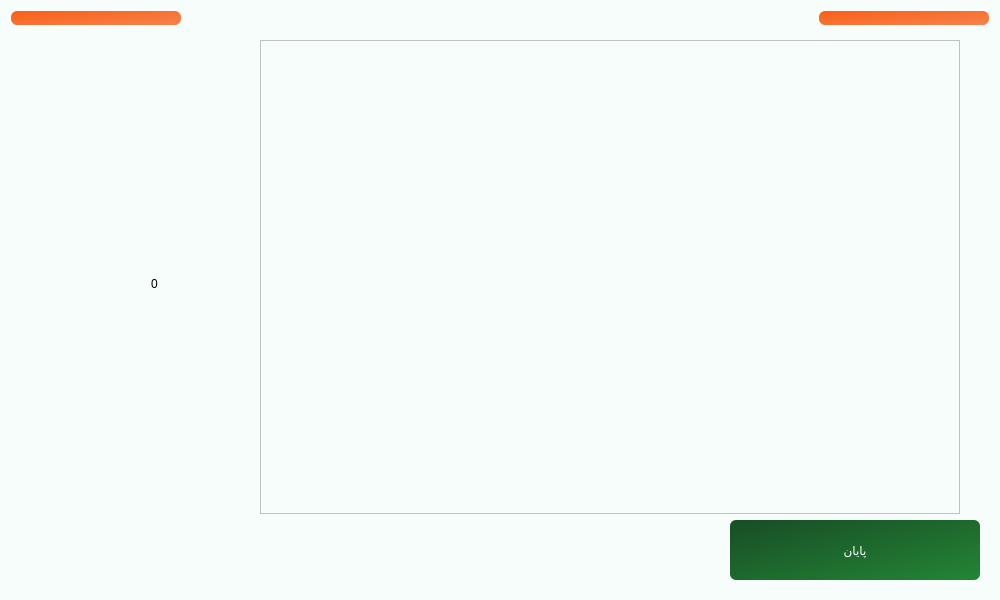
Qt form main.ui (Farazist/raspberrypi-app) before a commit.
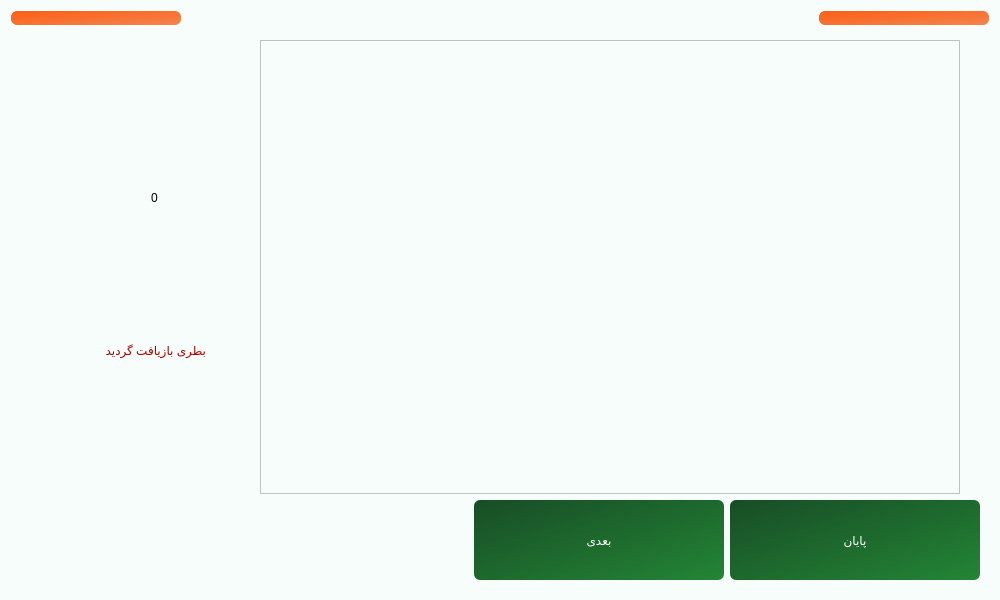
The same form after that commit. Icons and pictures are not drawn.

Commit message: manual next btn - resized widgets - fonts

Patch:
```diff
--- a/main.ui
+++ b/main.ui
@@ -1830,6 +1830,17 @@
              </property>
             </widget>
            </item>
+           <item alignment="Qt::AlignHCenter|Qt::AlignTop">
+            <widget class="QLabel" name="lblRecycledDone">
+             <property name="styleSheet">
+              <string notr="true">font: 32pt &quot;IRANSans&quot;;
+color: rgb(170, 0, 0);</string>
+             </property>
+             <property name="text">
+              <string>بطری بازیافت گردید</string>
+             </property>
+            </widget>
+           </item>
           </layout>
          </item>
          <item>
@@ -1846,6 +1857,10 @@
              <height>16777215</height>
             </size>
            </property>
+           <property name="styleSheet">
+            <string notr="true">
+QScrollBar:vertical { width: 40px;background-color: qlineargradient(x1:0, y1:0, x2:1, y2:1, stop:0 #184d26, stop:1 #238535);; }</string>
+           </property>
            <property name="widgetResizable">
             <bool>true</bool>
            </property>
@@ -1854,8 +1869,8 @@
              <rect>
               <x>0</x>
               <y>0</y>
-              <width>698</width>
-              <height>382</height>
+              <width>526</width>
+              <height>368</height>
              </rect>
             </property>
            </widget>
@@ -1885,18 +1900,45 @@
            </property>
           </widget>
          </item>
+         <item>
+          <widget class="QPushButton" name="btnNextManual">
+           <property name="minimumSize">
+            <size>
+             <width>200</width>
+             <height>80</height>
+            </size>
+           </property>
+           <property name="maximumSize">
+            <size>
+             <width>250</width>
+             <height>80</height>
+            </size>
+           </property>
+           <property name="styleSheet">
+            <string notr="true">background: qlineargradient(x1:0, y1:0, x2:1, y2:1, stop:0 #184d26, stop:1 #238535);
+font: 24pt &quot;IRANSans&quot;;
+color: #ffffff; 
+padding: 3px; 
+border: none; 
+border-radius: 6px;</string>
+           </property>
+           <property name="text">
+            <string>بعدی</string>
+           </property>
+          </widget>
+         </item>
          <item>
           <widget class="QPushButton" name="btnFinishDelivery">
            <property name="minimumSize">
             <size>
              <width>200</width>
-             <height>60</height>
+             <height>80</height>
             </size>
            </property>
            <property name="maximumSize">
             <size>
              <width>250</width>
-             <height>60</height>
+             <height>80</height>
             </size>
            </property>
            <property name="styleSheet">
```
Left out of the diff: 220 changed lines with no effect on the pictures. The commit also changes 2 other files.
